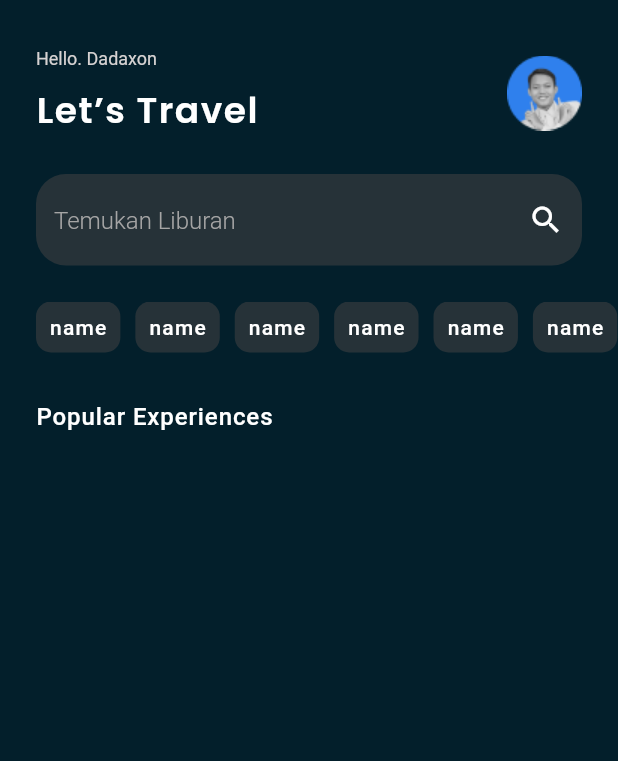
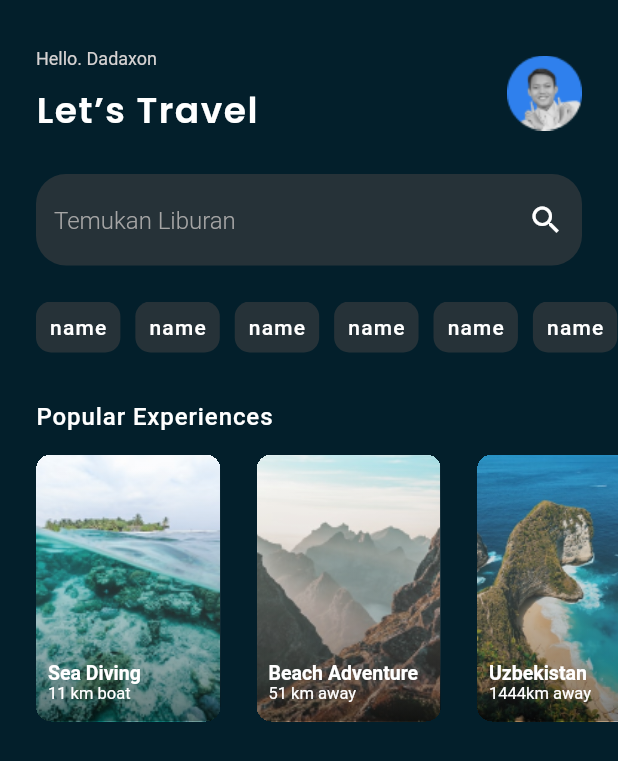
Before and after one commit to dadaxon0019/Travelling-App, a Flutter app: the screen it shows after launch, on a phone screen of 412 x 824 dp. Shown: the top 761 px of the screen. Run offline on Flutter 3.47's test engine with Material 2 defaults, Android fonts, the phone set to English and light mode, and no system bars; our stand-ins replace google_fonts.

Commit message:
finish images Slider

```diff
--- a/lib/screens/homePage.dart
+++ b/lib/screens/homePage.dart
@@ -1,4 +1,5 @@
 import 'package:flutter/material.dart';
+import 'package:travelling_app/widgets/imagesSlider.dart';
 import 'package:travelling_app/widgets/inputWidget.dart';
 import 'package:google_fonts/google_fonts.dart';
 import 'package:travelling_app/widgets/slider.dart';
@@ -11,6 +12,12 @@ class HomePage extends StatefulWidget {
 }
 
 class _HomePageState extends State<HomePage> {
+
+  final List<String> namesTrips = ['Sea Diving','Beach Adventure','Uzbekistan',];
+  final List<String> descriptionTrips = ['11 km boat','51 km away','1444km away',];
+  final List<String> imgUrl = ['assets/images_slider_1.png','assets/images_slider_2.png','assets/images_slider_3.png'];
+
+
   @override
   Widget build(BuildContext context) {
     return Scaffold(
@@ -86,6 +93,23 @@ class _HomePageState extends State<HomePage> {
               ],
             ),
           ),
+          SizedBox(height: 16,),
+          Container(
+            height: 178,
+            child: Expanded(
+              child: ListView.builder(
+                scrollDirection: Axis.horizontal,
+                itemCount: namesTrips.length,
+                itemBuilder: (BuildContext context,int index){
+                  return ImageSLider(
+                    nameTrip: namesTrips[index],
+                    description: descriptionTrips[index],
+                    imgUrl:  imgUrl[index],
+                  );
+                },
+              ),
+            ),
+          )
 
         ],
       ),
--- a/lib/widgets/imagesSlider.dart
+++ b/lib/widgets/imagesSlider.dart
@@ -0,0 +1,75 @@
+import 'package:flutter/material.dart';
+
+class ImageSLider extends StatelessWidget {
+
+  final String nameTrip;
+  final String description;
+  final String imgUrl;
+
+  const ImageSLider({super.key, required this.nameTrip, required this.description, required this.imgUrl});
+
+  @override
+  Widget build(BuildContext context) {
+    return Container(
+      clipBehavior: Clip.hardEdge,
+      decoration: BoxDecoration(
+        borderRadius: BorderRadius.circular(10)
+      ),
+      margin: EdgeInsets.only(left: 24,),
+      width: 123,
+      height: 180,
+      child: Stack(
+        children: [
+          Image(
+              image: AssetImage(imgUrl)
+          ),
+          Container(
+            decoration: BoxDecoration(
+                gradient: LinearGradient(
+                colors: [
+                  Colors.black.withOpacity(0.5),
+                  Colors.white.withOpacity(0.0)
+                ],
+                begin: Alignment.bottomCenter,
+                end: Alignment.topCenter
+              )
+            ),
+          ),
+          Positioned(
+            left: 8,
+            bottom: 12,
+            child: Column(
+              crossAxisAlignment: CrossAxisAlignment.start,
+              children: [
+                Text(
+                  nameTrip == '' ?  '(Unnamed Trip)' : nameTrip,
+                  style: TextStyle(
+                      color: Colors.white,
+                      fontSize:13,
+                      fontWeight: FontWeight.w600
+                  ),
+                ),
+                Text(
+                    description == '' ?  '(Пока все что есть!)' : description,
+                  style: TextStyle(
+                      color: Colors.white,
+                      fontSize:11,
+                  ),
+                ),
+
+              ],
+            ),
+          ),
+          Material(
+            color: Colors.transparent,
+            child: InkWell(
+              onTap: (){
+              },
+            ),
+          )
+        ],
+
+      ),
+    );
+  }
+}
--- a/pubspec.yaml
+++ b/pubspec.yaml
@@ -61,7 +61,7 @@ flutter:
 
   # To add assets to your application, add an assets section, like this:
   assets:
-    - assets/account_img.png
+    - assets/
 
   # An image asset can refer to one or more resolution-specific "variants", see
   # https://flutter.dev/assets-and-images/#resolution-aware
```
Also changed, not shown: assets/images_slider_1.png (added), assets/images_slider_2.png (added), assets/images_slider_3.png (added).
